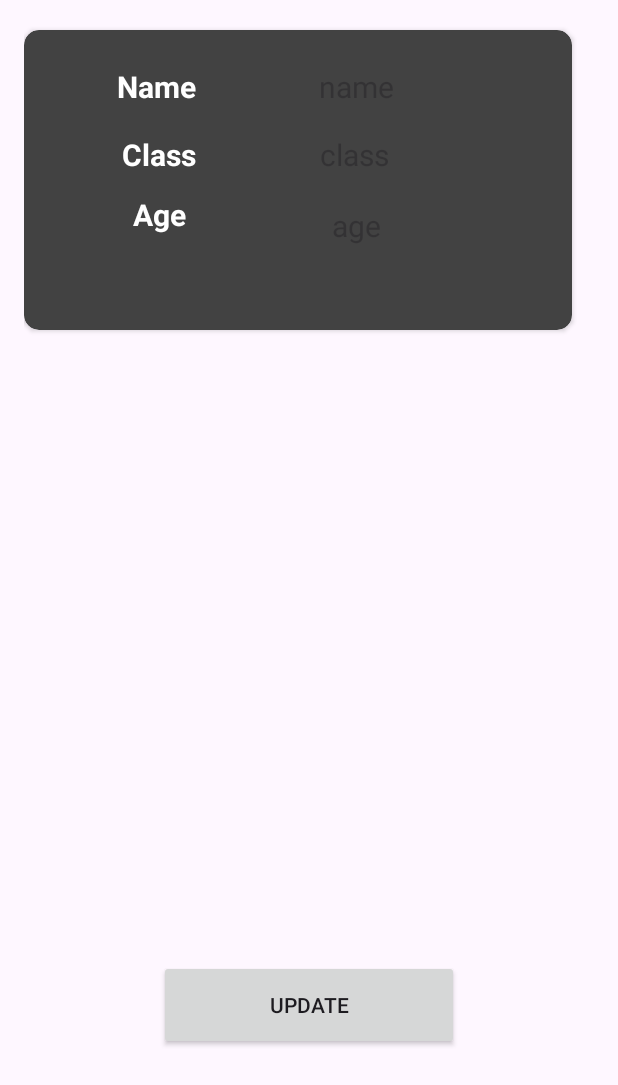
After one commit to seeratfatima19/HifzApp, an Android app: the UpdateStudentActivity screen opened directly, with no data from a screen before it, on a phone screen of 412 x 824 dp. The commit adds this screen. Shown: the top 1085 px of the screen. Run offline under Robolectric (Android 15) with nearby library versions, the phone set to English and light mode, and no system bars; 3 statements that could not run were skipped.

Commit message:
new commit

```diff
--- a/app/src/main/AndroidManifest.xml
+++ b/app/src/main/AndroidManifest.xml
@@ -12,6 +12,9 @@
         android:supportsRtl="true"
         android:theme="@style/Theme.HifzApp"
         tools:targetApi="31">
+        <activity
+            android:name=".UpdateStudentActivity"
+            android:exported="false" />
         <activity
             android:name=".ViewStudentActivity"
             android:exported="false" />
--- /dev/null
+++ b/app/src/main/java/com/example/hifz_app/UpdateStudentActivity.java
@@ -0,0 +1,38 @@
+package com.example.hifz_app;
+
+import androidx.appcompat.app.AppCompatActivity;
+
+import android.content.Intent;
+import android.os.Bundle;
+import android.widget.TextView;
+
+import data.DBHandler;
+import data.Student;
+
+public class UpdateStudentActivity extends AppCompatActivity {
+
+    TextView name, stClass, age;
+    @Override
+    protected void onCreate(Bundle savedInstanceState) {
+        super.onCreate(savedInstanceState);
+        setContentView(R.layout.activity_update_student);
+
+        Intent intent = getIntent();
+        String id = intent.getStringExtra("id");
+
+        System.out.println("Id gotten from intent "+id);
+
+        name= findViewById(R.id.textViewName2);
+        stClass= findViewById(R.id.textViewClass2);
+        age= findViewById(R.id.textViewAge2);
+
+        DBHandler dbHandler = new DBHandler(this);
+        Student student = dbHandler.getStudent(id);
+
+        name.setText(student.getName());
+        stClass.setText(student.get_Class());
+        age.setText(student.getAge());
+
+
+    }
+}
--- a/app/src/main/java/data/DBHandler.java
+++ b/app/src/main/java/data/DBHandler.java
@@ -2,6 +2,7 @@ package data;
 
 import android.content.ContentValues;
 import android.content.Context;
+import android.database.Cursor;
 import android.database.sqlite.SQLiteDatabase;
 import android.database.sqlite.SQLiteOpenHelper;
 
@@ -60,4 +61,63 @@ public class DBHandler extends SQLiteOpenHelper {
         db.close();
         return i;
     }
+
+    public void showDb()
+    {
+        String selectQuery = "SELECT  * FROM " + TABLE_NAME1;
+
+        SQLiteDatabase db = this.getReadableDatabase();
+        try {
+
+            Cursor cursor = db.rawQuery(selectQuery, null);
+            try {
+
+                // looping through all rows and adding to list
+                if (cursor.moveToFirst()) {
+                    do {
+                        System.out.println(cursor.getString(0));
+                    } while (cursor.moveToNext());
+                }
+
+            } finally {
+                try { cursor.close(); } catch (Exception ex) {System.out.println(ex.getMessage());}
+            }
+
+        } finally {
+            try { db.close(); } catch (Exception ex) {System.out.println(ex.getMessage());}
+        }
+    }
+
+    public Student getStudent(String studentId)
+    {
+        String query1= "SELECT * FROM "+ TABLE_NAME1+ " WHERE "+ COLUMN_ID +"="+studentId;
+        SQLiteDatabase db=this.getReadableDatabase();
+        Student student=null;
+        try {
+
+            Cursor cursor = db.rawQuery(query1, null);
+            try {
+
+                // looping through all rows and adding to list
+                if (cursor.moveToFirst()) {
+                    do {
+                        student= new Student();
+                        student.setName(cursor.getString(1));
+                        student.setAge(cursor.getInt(2));
+                        student.setClass(cursor.getInt(3));
+
+                        System.out.println(cursor.getString(1));
+                    } while (cursor.moveToNext());
+                }
+
+            } finally {
+                try { cursor.close(); } catch (Exception ex) {System.out.println(ex.getMessage());}
+            }
+
+        } finally {
+            try { db.close(); } catch (Exception ex) {System.out.println(ex.getMessage());}
+        }
+
+        return student;
+    }
 }
--- a/app/src/main/res/layout/activity_add_student.xml
+++ b/app/src/main/res/layout/activity_add_student.xml
@@ -107,9 +107,10 @@
         app:layout_constraintVertical_bias="0.131" />
 
     <androidx.appcompat.widget.AppCompatButton
+        android:id="@+id/saveStudentBtn"
         android:layout_width="200dp"
         android:layout_height="50dp"
-        android:text="Add Student"
+        android:text="Save"
         app:layout_constraintBottom_toBottomOf="parent"
         app:layout_constraintEnd_toEndOf="parent"
         app:layout_constraintHorizontal_bias="0.559"
--- /dev/null
+++ b/app/src/main/res/layout/activity_update_student.xml
@@ -0,0 +1,139 @@
+<?xml version="1.0" encoding="utf-8"?>
+<LinearLayout xmlns:android="http://schemas.android.com/apk/res/android"
+    xmlns:app="http://schemas.android.com/apk/res-auto"
+    xmlns:tools="http://schemas.android.com/tools"
+    android:layout_width="match_parent"
+    android:layout_height="match_parent"
+    android:orientation="vertical"
+    android:paddingLeft="16dp"
+    android:paddingRight="16dp">
+
+
+    <androidx.cardview.widget.CardView
+        android:id="@+id/studentCard"
+        android:layout_width="365dp"
+        android:layout_height="200dp"
+        android:layout_marginTop="20dp"
+        android:backgroundTint="@color/cardview_dark_background"
+        app:cardCornerRadius="10dp">
+
+        <androidx.constraintlayout.widget.ConstraintLayout
+            android:layout_width="match_parent"
+            android:layout_height="match_parent">
+
+
+            <TextView
+                android:id="@+id/textViewName"
+                android:layout_width="wrap_content"
+                android:layout_height="wrap_content"
+                android:text="Name"
+                android:textAlignment="center"
+                android:textColor="@color/white"
+                android:textSize="20dp"
+                android:textStyle="bold"
+                app:layout_constraintBottom_toBottomOf="parent"
+                app:layout_constraintEnd_toEndOf="parent"
+                app:layout_constraintHorizontal_bias="0.198"
+                app:layout_constraintStart_toStartOf="parent"
+                app:layout_constraintTop_toTopOf="parent"
+                app:layout_constraintVertical_bias="0.139" />
+
+            <TextView
+                android:id="@+id/textViewName2"
+                android:layout_width="wrap_content"
+                android:layout_height="wrap_content"
+                android:hint="name"
+                android:textAlignment="center"
+                android:textColor="@color/white"
+                android:textSize="20dp"
+                app:layout_constraintBottom_toBottomOf="parent"
+                app:layout_constraintEnd_toEndOf="parent"
+                app:layout_constraintHorizontal_bias="0.41"
+                app:layout_constraintStart_toEndOf="@+id/textViewName"
+                app:layout_constraintTop_toTopOf="parent"
+                app:layout_constraintVertical_bias="0.139" />
+
+            <TextView
+                android:id="@+id/textViewClass"
+                android:layout_width="wrap_content"
+                android:layout_height="wrap_content"
+                android:text="Class"
+                android:textAlignment="center"
+                android:textColor="@color/white"
+                android:textSize="20dp"
+                android:textStyle="bold"
+                app:layout_constraintBottom_toBottomOf="parent"
+                app:layout_constraintEnd_toEndOf="parent"
+                app:layout_constraintHorizontal_bias="0.206"
+                app:layout_constraintStart_toStartOf="parent"
+                app:layout_constraintTop_toBottomOf="@+id/textViewName"
+                app:layout_constraintVertical_bias="0.149" />
+
+            <TextView
+                android:id="@+id/textViewClass2"
+                android:layout_width="wrap_content"
+                android:layout_height="wrap_content"
+                android:hint="class"
+                android:textAlignment="center"
+                android:textColor="@color/white"
+                android:textSize="20dp"
+                app:layout_constraintBottom_toBottomOf="parent"
+                app:layout_constraintEnd_toEndOf="parent"
+                app:layout_constraintHorizontal_bias="0.403"
+                app:layout_constraintStart_toEndOf="@+id/textViewClass"
+                app:layout_constraintTop_toBottomOf="@+id/textViewName2"
+                app:layout_constraintVertical_bias="0.149" />
+
+            <TextView
+                android:id="@+id/textViewAge"
+                android:layout_width="56dp"
+                android:layout_height="42dp"
+                android:text="Age"
+                android:textAlignment="center"
+                android:textColor="@color/white"
+                android:textSize="20dp"
+                android:textStyle="bold"
+                app:layout_constraintBottom_toBottomOf="parent"
+                app:layout_constraintEnd_toEndOf="parent"
+                app:layout_constraintHorizontal_bias="0.2"
+                app:layout_constraintStart_toStartOf="parent"
+                app:layout_constraintTop_toBottomOf="@+id/textViewClass"
+                app:layout_constraintVertical_bias="0.207" />
+
+            <TextView
+                android:id="@+id/textViewAge2"
+                android:layout_width="wrap_content"
+                android:layout_height="wrap_content"
+                android:hint="age"
+                android:textAlignment="center"
+                android:textColor="@color/white"
+                android:textSize="20dp"
+                app:layout_constraintBottom_toBottomOf="parent"
+                app:layout_constraintEnd_toEndOf="parent"
+                app:layout_constraintHorizontal_bias="0.408"
+                app:layout_constraintStart_toEndOf="@+id/textViewAge"
+                app:layout_constraintTop_toBottomOf="@+id/textViewClass2"
+                app:layout_constraintVertical_bias="0.264" />
+
+
+        </androidx.constraintlayout.widget.ConstraintLayout>
+    </androidx.cardview.widget.CardView>
+
+    <androidx.recyclerview.widget.RecyclerView
+        android:id="@+id/recyclerview"
+        android:layout_width="match_parent"
+        android:layout_height="400dp"
+        android:layout_marginTop="10dp"
+        >
+
+    </androidx.recyclerview.widget.RecyclerView>
+
+    <androidx.appcompat.widget.AppCompatButton
+        android:id="@+id/updateBtn"
+        android:layout_width="200dp"
+        android:layout_height="60dp"
+        android:text="Update"
+        android:gravity="center"
+        android:layout_gravity="center"
+        android:layout_marginTop="10dp"/>
+</LinearLayout>
```
Also changed, not shown: app/src/main/java/com/example/hifz_app/AddStudentActivity.java (+51 -0 lines), app/src/main/java/com/example/hifz_app/ViewStudentActivity.java (+21 -0 lines), app/src/main/res/layout/activity_view_student.xml (+23 -6 lines), app/src/main/res/layout/recycler_view_template.xml (added, +189 -0 lines).
